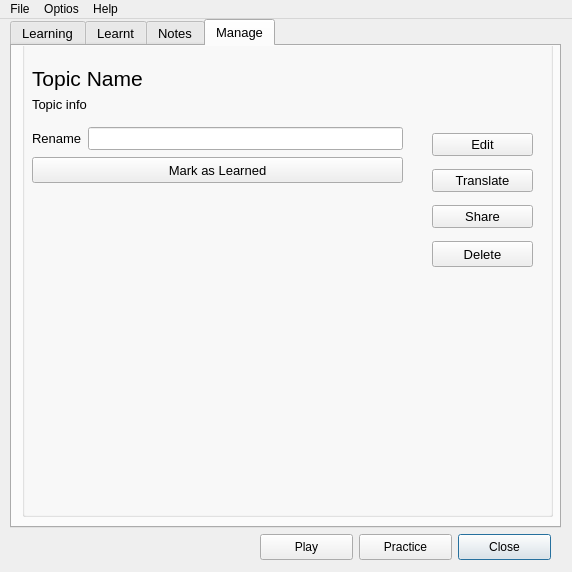
robinpalat/idiomindQt, file Ui/mainwindow.ui: the form before one commit.
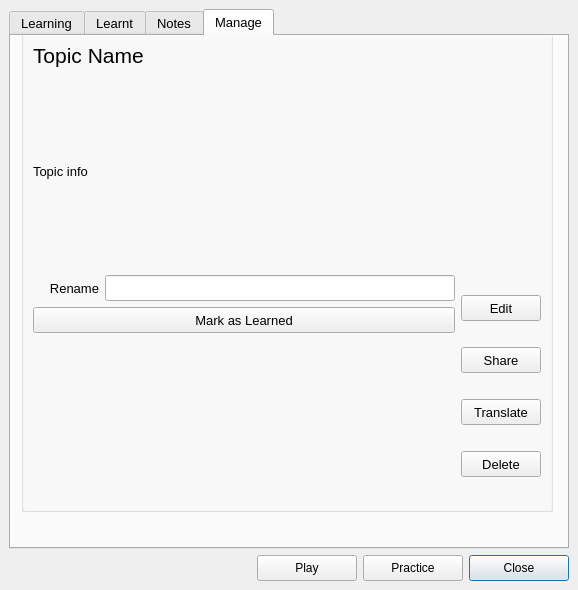
The form after the commit. The open tabs and pages were chosen to show the change. Icons and pictures are not drawn.

The edit to the form file:
```diff
--- a/Ui/mainwindow.ui
+++ b/Ui/mainwindow.ui
@@ -6,23 +6,22 @@
    <rect>
     <x>0</x>
     <y>0</y>
-    <width>572</width>
-    <height>572</height>
+    <width>578</width>
+    <height>590</height>
    </rect>
   </property>
+  <property name="minimumSize">
+   <size>
+    <width>578</width>
+    <height>0</height>
+   </size>
+  </property>
   <property name="windowTitle">
    <string>MainWindow</string>
   </property>
   <widget class="QWidget" name="centralwidget">
-   <widget class="QWidget" name="centralWidget">
-    <property name="geometry">
-     <rect>
-      <x>10</x>
-      <y>0</y>
-      <width>551</width>
-      <height>541</height>
-     </rect>
-    </property>
+   <layout class="QGridLayout" name="gridLayout_4">
+    <item row="0" column="0">
     <layout class="QVBoxLayout" name="verticalLayout">
      <property name="sizeConstraint">
       <enum>QLayout::SetMinimumSize</enum>
@@ -41,6 +40,12 @@
      </property>
      <item>
       <widget class="QTabWidget" name="tabWidget">
+        <property name="minimumSize">
+         <size>
+          <width>300</width>
+          <height>0</height>
+         </size>
+        </property>
        <property name="font">
         <font>
          <pointsize>10</pointsize>
@@ -203,6 +208,24 @@
           <number>10</number>
          </property>
          <item row="0" column="0">
+           <widget class="QWidget" name="widget_2" native="true">
+            <property name="styleSheet">
+             <string notr="true">background-color: rgb(255, 255, 255);</string>
+            </property>
+            <layout class="QHBoxLayout" name="horizontalLayout_3">
+             <property name="leftMargin">
+              <number>27</number>
+             </property>
+             <property name="topMargin">
+              <number>18</number>
+             </property>
+             <property name="rightMargin">
+              <number>27</number>
+             </property>
+             <property name="bottomMargin">
+              <number>18</number>
+             </property>
+             <item>
           <widget class="QTableView" name="list_learnt">
            <property name="font">
             <font>
@@ -263,6 +286,9 @@
            <attribute name="verticalHeaderHighlightSections">
             <bool>false</bool>
            </attribute>
+              </widget>
+             </item>
+            </layout>
           </widget>
          </item>
         </layout>
@@ -300,8 +326,8 @@
        <widget class="QWidget" name="Manage">
         <property name="minimumSize">
          <size>
-          <width>521</width>
-          <height>467</height>
+           <width>0</width>
+           <height>0</height>
          </size>
         </property>
         <attribute name="title">
@@ -311,26 +337,180 @@
          <property name="geometry">
           <rect>
            <x>10</x>
-           <y>-10</y>
-           <width>531</width>
-           <height>481</height>
-          </rect>
-         </property>
+            <y>-8</y>
+            <width>532</width>
+            <height>484</height>
+           </rect>
+          </property>
+          <property name="minimumSize">
+           <size>
+            <width>532</width>
+            <height>484</height>
+           </size>
+          </property>
+          <property name="maximumSize">
+           <size>
+            <width>532</width>
+            <height>484</height>
+           </size>
+          </property>
          <property name="title">
           <string/>
          </property>
-         <widget class="QWidget" name="layoutWidget">
-          <property name="geometry">
-           <rect>
-            <x>410</x>
-            <y>90</y>
-            <width>101</width>
-            <height>151</height>
-           </rect>
-          </property>
-          <layout class="QVBoxLayout" name="verticalLayout_2">
+          <layout class="QFormLayout" name="formLayout_2">
+           <item row="0" column="0" colspan="2">
+            <layout class="QVBoxLayout" name="verticalLayout_8">
+             <item>
+              <layout class="QVBoxLayout" name="verticalLayout_9">
+               <item>
+                <widget class="QLabel" name="label_tpc_name">
+                 <property name="font">
+                  <font>
+                   <pointsize>16</pointsize>
+                  </font>
+                 </property>
+                 <property name="text">
+                  <string>Topic Name</string>
+                 </property>
+                </widget>
+               </item>
+               <item>
+                <spacer name="verticalSpacer_2">
+                 <property name="orientation">
+                  <enum>Qt::Vertical</enum>
+                 </property>
+                 <property name="sizeHint" stdset="0">
+                  <size>
+                   <width>20</width>
+                   <height>6</height>
+                  </size>
+                 </property>
+                </spacer>
+               </item>
+               <item>
+                <widget class="QLabel" name="label_tabmanage_info">
+                 <property name="text">
+                  <string>Topic info</string>
+                 </property>
+                </widget>
+               </item>
+               <item>
+                <spacer name="verticalSpacer_3">
+                 <property name="orientation">
+                  <enum>Qt::Vertical</enum>
+                 </property>
+                 <property name="sizeHint" stdset="0">
+                  <size>
+                   <width>20</width>
+                   <height>25</height>
+                  </size>
+                 </property>
+                </spacer>
+               </item>
+              </layout>
+             </item>
+             <item>
+              <layout class="QHBoxLayout" name="horizontalLayout_4">
+               <item>
+                <layout class="QVBoxLayout" name="verticalLayout_10">
+                 <item>
+                  <layout class="QHBoxLayout" name="horizontalLayout_5">
+                   <item>
+                    <widget class="QLabel" name="label_5">
+                     <property name="minimumSize">
+                      <size>
+                       <width>0</width>
+                       <height>26</height>
+                      </size>
+                     </property>
+                     <property name="maximumSize">
+                      <size>
+                       <width>16777215</width>
+                       <height>26</height>
+                      </size>
+                     </property>
+                     <property name="text">
+                      <string>Rename</string>
+                     </property>
+                     <property name="alignment">
+                      <set>Qt::AlignRight|Qt::AlignTrailing|Qt::AlignVCenter</set>
+                     </property>
+                    </widget>
+                   </item>
+                   <item>
+                    <widget class="QLineEdit" name="lineEdit_tabmanage_rename">
+                     <property name="minimumSize">
+                      <size>
+                       <width>350</width>
+                       <height>26</height>
+                      </size>
+                     </property>
+                     <property name="maximumSize">
+                      <size>
+                       <width>350</width>
+                       <height>26</height>
+                      </size>
+                     </property>
+                    </widget>
+                   </item>
+                  </layout>
+                 </item>
+                 <item>
+                  <widget class="QPushButton" name="pushButton_tabmanage_markas">
+                   <property name="minimumSize">
+                    <size>
+                     <width>250</width>
+                     <height>26</height>
+                    </size>
+                   </property>
+                   <property name="maximumSize">
+                    <size>
+                     <width>16777215</width>
+                     <height>26</height>
+                    </size>
+                   </property>
+                   <property name="sizeIncrement">
+                    <size>
+                     <width>350</width>
+                     <height>0</height>
+                    </size>
+                   </property>
+                   <property name="text">
+                    <string>Mark as Learned</string>
+                   </property>
+                  </widget>
+                 </item>
+                 <item>
+                  <spacer name="verticalSpacer_4">
+                   <property name="orientation">
+                    <enum>Qt::Vertical</enum>
+                   </property>
+                   <property name="sizeHint" stdset="0">
+                    <size>
+                     <width>400</width>
+                     <height>26</height>
+                    </size>
+                   </property>
+                  </spacer>
+                 </item>
+                </layout>
+               </item>
+               <item>
+                <layout class="QVBoxLayout" name="verticalLayout_3">
            <item>
             <widget class="QPushButton" name="pushButton_tabmanage_edit">
+                   <property name="minimumSize">
+                    <size>
+                     <width>0</width>
+                     <height>26</height>
+                    </size>
+                   </property>
+                   <property name="maximumSize">
+                    <size>
+                     <width>16777215</width>
+                     <height>26</height>
+                    </size>
+                   </property>
              <property name="text">
               <string>Edit</string>
              </property>
@@ -339,18 +519,20 @@
              </property>
             </widget>
            </item>
-           <item>
-            <widget class="QPushButton" name="pushButton_tabmanage_trans">
-             <property name="text">
-              <string>Translate</string>
-             </property>
-             <property name="flat">
-              <bool>false</bool>
-             </property>
-            </widget>
-           </item>
            <item>
             <widget class="QPushButton" name="pushButton_tabmanage_share">
+                   <property name="minimumSize">
+                    <size>
+                     <width>0</width>
+                     <height>26</height>
+                    </size>
+                   </property>
+                   <property name="maximumSize">
+                    <size>
+                     <width>16777215</width>
+                     <height>26</height>
+                    </size>
+                   </property>
              <property name="text">
               <string>Share</string>
              </property>
@@ -359,6 +541,28 @@
              </property>
             </widget>
            </item>
+                 <item>
+                  <widget class="QPushButton" name="pushButton_tabmanage_trans">
+                   <property name="minimumSize">
+                    <size>
+                     <width>0</width>
+                     <height>26</height>
+                    </size>
+                   </property>
+                   <property name="maximumSize">
+                    <size>
+                     <width>16777215</width>
+                     <height>26</height>
+                    </size>
+                   </property>
+                   <property name="text">
+                    <string>Translate</string>
+                   </property>
+                   <property name="flat">
+                    <bool>false</bool>
+                   </property>
+                  </widget>
+                 </item>
            <item>
             <widget class="QPushButton" name="pushButton_tabmanage_delete">
              <property name="sizePolicy">
@@ -373,94 +577,38 @@
                <height>26</height>
               </size>
              </property>
+                   <property name="maximumSize">
+                    <size>
+                     <width>16777215</width>
+                     <height>26</height>
+                    </size>
+                   </property>
              <property name="text">
               <string>Delete</string>
              </property>
             </widget>
            </item>
           </layout>
-         </widget>
-         <widget class="QWidget" name="layoutWidget_2">
-          <property name="geometry">
-           <rect>
-            <x>10</x>
-            <y>90</y>
-            <width>371</width>
-            <height>60</height>
-           </rect>
-          </property>
-          <layout class="QVBoxLayout" name="verticalLayout_5">
-           <item>
-            <layout class="QHBoxLayout" name="horizontalLayout_3">
-             <item>
-              <widget class="QLabel" name="label_4">
-               <property name="text">
-                <string>Rename</string>
-               </property>
-              </widget>
-             </item>
-             <item>
-              <widget class="QLineEdit" name="lineEdit_tabmanage_rename"/>
-             </item>
-            </layout>
-           </item>
-           <item>
-            <widget class="QPushButton" name="pushButton_tabmanage_markas">
-             <property name="minimumSize">
-              <size>
-               <width>0</width>
-               <height>26</height>
-              </size>
-             </property>
-             <property name="text">
-              <string>Mark as Learned</string>
-             </property>
-            </widget>
-           </item>
-          </layout>
-         </widget>
-         <widget class="QWidget" name="layoutWidget_3">
-          <property name="geometry">
-           <rect>
-            <x>10</x>
-            <y>30</y>
-            <width>501</width>
-            <height>46</height>
-           </rect>
-          </property>
-          <layout class="QVBoxLayout" name="verticalLayout_6">
-           <item>
-            <widget class="QLabel" name="label_tpc_name">
-             <property name="font">
-              <font>
-               <pointsize>16</pointsize>
-              </font>
-             </property>
-             <property name="text">
-              <string>Topic Name</string>
-             </property>
-            </widget>
+               </item>
+              </layout>
+             </item>
+            </layout>
            </item>
-           <item>
-            <widget class="QLabel" name="label_tabmanage_info">
-             <property name="text">
-              <string>Topic info</string>
-             </property>
-            </widget>
-           </item>
           </layout>
-         </widget>
         </widget>
        </widget>
       </widget>
      </item>
      <item>
       <layout class="QHBoxLayout" name="horizontalLayout" stretch="0,1,1,1">
+        <property name="sizeConstraint">
+         <enum>QLayout::SetDefaultConstraint</enum>
+        </property>
        <property name="leftMargin">
         <number>0</number>
        </property>
        <property name="rightMargin">
-        <number>10</number>
+         <number>0</number>
        </property>
        <item>
         <spacer name="horizontalSpacer">
@@ -478,14 +626,14 @@
        <item>
         <widget class="QPushButton" name="pushButton_play">
          <property name="sizePolicy">
-          <sizepolicy hsizetype="Minimum" vsizetype="Minimum">
+           <sizepolicy hsizetype="Fixed" vsizetype="Minimum">
            <horstretch>0</horstretch>
            <verstretch>0</verstretch>
           </sizepolicy>
          </property>
          <property name="minimumSize">
           <size>
-           <width>0</width>
+            <width>100</width>
            <height>26</height>
           </size>
          </property>
@@ -503,14 +651,14 @@
        <item>
         <widget class="QPushButton" name="pushButton_practice">
          <property name="sizePolicy">
-          <sizepolicy hsizetype="Minimum" vsizetype="Minimum">
+           <sizepolicy hsizetype="Fixed" vsizetype="Minimum">
            <horstretch>0</horstretch>
            <verstretch>0</verstretch>
           </sizepolicy>
          </property>
          <property name="minimumSize">
           <size>
-           <width>0</width>
+            <width>100</width>
            <height>26</height>
           </size>
          </property>
@@ -528,14 +676,14 @@
        <item>
         <widget class="QPushButton" name="pushButton_close">
          <property name="sizePolicy">
-          <sizepolicy hsizetype="Minimum" vsizetype="Minimum">
+           <sizepolicy hsizetype="Fixed" vsizetype="Minimum">
            <horstretch>0</horstretch>
            <verstretch>0</verstretch>
           </sizepolicy>
          </property>
          <property name="minimumSize">
           <size>
-           <width>0</width>
+            <width>100</width>
            <height>26</height>
           </size>
          </property>
@@ -556,45 +704,8 @@
       </layout>
      </item>
     </layout>
-   </widget>
-  </widget>
-  <widget class="QMenuBar" name="menubar">
-   <property name="geometry">
-    <rect>
-     <x>0</x>
-     <y>0</y>
-     <width>572</width>
-     <height>19</height>
-    </rect>
-   </property>
-   <property name="nativeMenuBar">
-    <bool>true</bool>
-   </property>
-   <widget class="QMenu" name="menuFile">
-    <property name="title">
-     <string>File</string>
-    </property>
-    <addaction name="actionOpen"/>
-    <addaction name="actionImport"/>
-    <addaction name="actionExport"/>
-   </widget>
-   <widget class="QMenu" name="menuHelp">
-    <property name="title">
-     <string>Help</string>
-    </property>
-    <addaction name="actionGetting_Started"/>
-    <addaction name="actionFeedback"/>
-    <addaction name="actionAbout"/>
-   </widget>
-   <widget class="QMenu" name="menuOptios">
-    <property name="title">
-     <string>Optios</string>
-    </property>
-    <addaction name="actionSeetings"/>
-   </widget>
-   <addaction name="menuFile"/>
-   <addaction name="menuOptios"/>
-   <addaction name="menuHelp"/>
+    </item>
+   </layout>
   </widget>
   <action name="actionAbout">
    <property name="text">
```
Left out of the diff: 142 changed lines with no effect on the pictures. Lines whose indentation alone changed are shown as unchanged.
